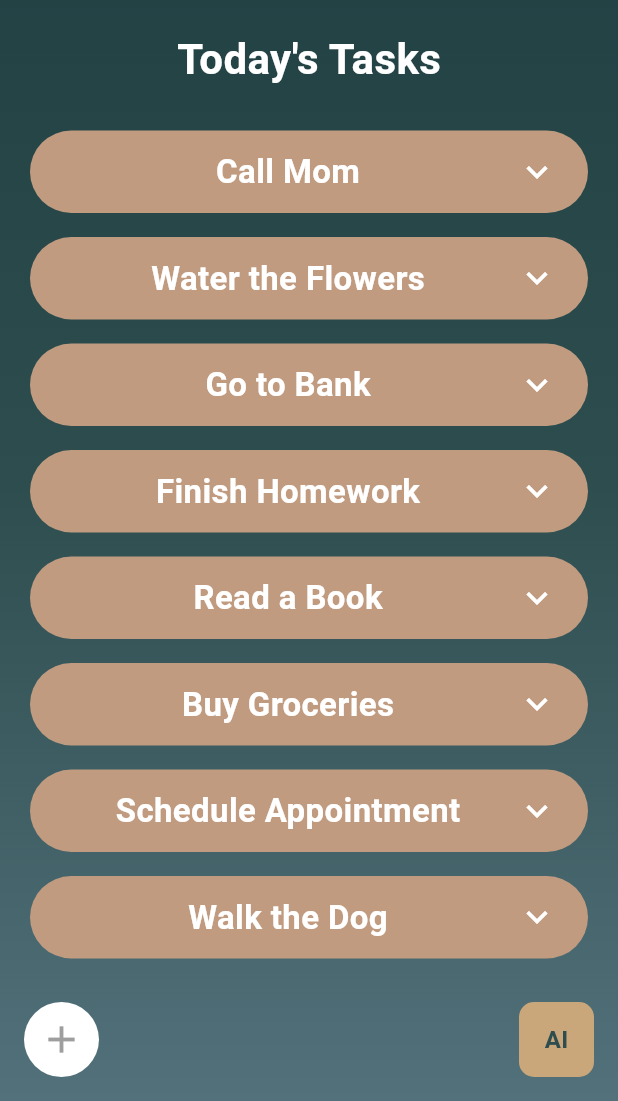
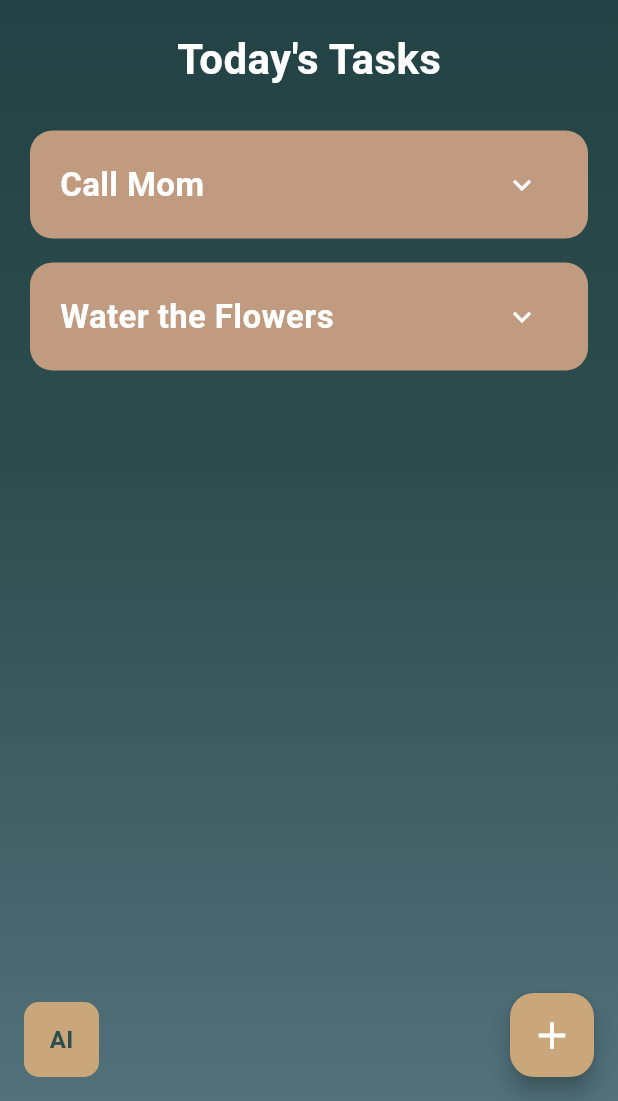
Before and after one commit to mariantaflou/Human-Computer-Interaction-Project-Journito, a Flutter app: the TasksScreen screen opened by its route, on a phone screen of 412 x 824 dp, the part 135-1236 px from its top. Run offline on Flutter 3.47's test engine with Material 3 defaults, Android fonts, the light colour scheme and no system bars; our stand-ins replace table_calendar; Roboto replaces fonts that are missing (Cursive).

Commit message:
new changes

```diff
--- a/lib/main.dart
+++ b/lib/main.dart
@@ -4,6 +4,7 @@ import 'screens/login.dart'; // Import the login screen
 import 'screens/home_screen.dart';
 import 'screens/ai_chat.dart';
 import 'screens/tasks_screen.dart'; // Add this line
+import 'screens/calendar.dart';
 
 
 void main() {
@@ -27,6 +28,7 @@ class MyApp extends StatelessWidget {
         '/home': (context) => const HomeScreen(), // Define the home screen route
         '/ai_chat': (context) => const ChatWithAIScreen(),
         '/tasks': (context) => const TasksScreen(),
+        '/calendar': (context) => const CalendarScreen(),
       },
     );
   }
--- a/lib/screens/tasks_screen.dart
+++ b/lib/screens/tasks_screen.dart
@@ -1,11 +1,38 @@
 import 'package:flutter/material.dart';
 
-class TasksScreen extends StatelessWidget {
+class TasksScreen extends StatefulWidget {
   const TasksScreen({super.key});
+
+  @override
+  State<TasksScreen> createState() => _TasksScreenState();
+}
+
+class _TasksScreenState extends State<TasksScreen> {
+  // List of tasks with their details
+  final List<Task> tasks = [
+    Task(title: 'Call Mom', time: '10:00 AM', location: 'Home', notes: 'Wish her happy birthday'),
+    Task(title: 'Water the Flowers', time: '6:00 PM', location: 'Garden', notes: 'Focus on the roses'),
+  ];
+
+  void _addNewTask() {
+    setState(() {
+      tasks.add(Task(
+        title: 'New Task',
+        time: '12:00 PM',
+        location: 'Unknown',
+        notes: 'Details here',
+      ));
+    });
+  }
 
   @override
   Widget build(BuildContext context) {
     return Scaffold(
+      floatingActionButton: FloatingActionButton(
+        onPressed: _addNewTask,
+        backgroundColor: const Color(0xffc9a77a),
+        child: const Icon(Icons.add, color: Colors.white, size: 30),
+      ),
       body: Container(
         decoration: const BoxDecoration(
           gradient: LinearGradient(
@@ -21,19 +48,51 @@ class TasksScreen extends StatelessWidget {
         child: Column(
           children: [
             const SizedBox(height: 40),
-            // Logo and Profile Picture
-            Row(
+            _buildHeader(context),
+            const SizedBox(height: 20),
+            const Text(
+              "Today's Tasks",
+              style: TextStyle(
+                fontSize: 28,
+                fontWeight: FontWeight.bold,
+                color: Colors.white,
+              ),
+            ),
+            const SizedBox(height: 20),
+            Expanded(
+              child: ListView.builder(
+                itemCount: tasks.length,
+                itemBuilder: (context, index) {
+                  return TaskWidget(
+                    task: tasks[index],
+                    onDelete: () {
+                      setState(() {
+                        tasks.removeAt(index);
+                      });
+                    },
+                  );
+                },
+              ),
+            ),
+            _buildBottomButtons(),
+          ],
+        ),
+      ),
+    );
+  }
+
+  Widget _buildHeader(BuildContext context) {
+    return Row(
       mainAxisAlignment: MainAxisAlignment.spaceBetween,
       children: [
-                const SizedBox(width: 56), // Empty space for balance
+        const SizedBox(width: 56),
         GestureDetector(
           onTap: () {
             Navigator.pushNamedAndRemoveUntil(
               context,
-                        '/home', // Target route name
-                        (Route<dynamic> route) => false, // Remove all previous routes
+              '/home',
+                  (Route<dynamic> route) => false,
             );
-
           },
           child: const Text(
             'Journito',
@@ -52,62 +111,18 @@ class TasksScreen extends StatelessWidget {
             backgroundColor: Colors.white,
             child: IconButton(
               icon: const Icon(Icons.person, color: Colors.grey),
-                      onPressed: () {
-                        // Navigate to Profile Screen
-                      },
+              onPressed: () {},
             ),
           ),
         ),
       ],
-            ),
-            const SizedBox(height: 20),
-            // Today's Tasks Header
-            const Text(
-              "Today's Tasks",
-              style: TextStyle(
-                fontSize: 28,
-                fontWeight: FontWeight.bold,
-                color: Colors.white,
-              ),
-            ),
-            const SizedBox(height: 20),
-            // Task Buttons List
-            Expanded(
-              child: ListView(
-                children: const [
-                  TaskButton(task: 'Call Mom'),
-                  TaskButton(task: 'Water the Flowers'),
-                  TaskButton(task: 'Go to Bank'),
-                  TaskButton(task: 'Finish Homework'),
-                  TaskButton(task: 'Read a Book'),
-                  TaskButton(task: 'Buy Groceries'),
-                  TaskButton(task: 'Schedule Appointment'),
-                  TaskButton(task: 'Walk the Dog'),
-                  TaskButton(task: 'Continue Flutter Project'),
-                  TaskButton(task: 'Call Kostis about university'),
+    );
+  }
 
-                ],
-              ),
-            ),
-            // Bottom Buttons (Add Task and AI Button)
-            Row(
+  Widget _buildBottomButtons() {
+    return Row(
       mainAxisAlignment: MainAxisAlignment.spaceBetween,
       children: [
-                // Add Task Button
-                Padding(
-                  padding: const EdgeInsets.all(16.0),
-                  child: CircleAvatar(
-                    radius: 25,
-                    backgroundColor: Colors.white,
-                    child: IconButton(
-                      icon: const Icon(Icons.add, size: 30, color: Colors.grey),
-                      onPressed: () {
-                        // Add Task Functionality
-                      },
-                    ),
-                  ),
-                ),
-                // AI Button
         Padding(
           padding: const EdgeInsets.all(16.0),
           child: GestureDetector(
@@ -135,18 +150,71 @@ class TasksScreen extends StatelessWidget {
           ),
         ),
       ],
-            ),
-          ],
-        ),
-      ),
     );
   }
 }
 
-class TaskButton extends StatelessWidget {
-  final String task;
+// Task Object
+class Task {
+  String title;
+  String time;
+  String location;
+  String notes;
+  bool isExpanded;
 
-  const TaskButton({super.key, required this.task});
+  Task({
+    required this.title,
+    required this.time,
+    required this.location,
+    required this.notes,
+    this.isExpanded = false,
+  });
+}
+
+// Task Widget
+class TaskWidget extends StatefulWidget {
+  final Task task;
+  final VoidCallback onDelete;
+
+  const TaskWidget({super.key, required this.task, required this.onDelete});
+
+  @override
+  State<TaskWidget> createState() => _TaskWidgetState();
+}
+
+class _TaskWidgetState extends State<TaskWidget> {
+  late TextEditingController _titleController;
+  late TextEditingController _timeController;
+  late TextEditingController _locationController;
+  late TextEditingController _notesController;
+
+  @override
+  void initState() {
+    super.initState();
+    _titleController = TextEditingController(text: widget.task.title);
+    _timeController = TextEditingController(text: widget.task.time);
+    _locationController = TextEditingController(text: widget.task.location);
+    _notesController = TextEditingController(text: widget.task.notes);
+  }
+
+  @override
+  void dispose() {
+    _titleController.dispose();
+    _timeController.dispose();
+    _locationController.dispose();
+    _notesController.dispose();
+    super.dispose();
+  }
+
+  void _saveTask() {
+    setState(() {
+      widget.task.title = _titleController.text;
+      widget.task.time = _timeController.text;
+      widget.task.location = _locationController.text;
+      widget.task.notes = _notesController.text;
+      widget.task.isExpanded = false; // Collapse after saving
+    });
+  }
 
   @override
   Widget build(BuildContext context) {
@@ -155,15 +223,16 @@ class TaskButton extends StatelessWidget {
       padding: const EdgeInsets.symmetric(vertical: 12, horizontal: 20),
       decoration: BoxDecoration(
         color: const Color(0xffc09b80),
-        borderRadius: BorderRadius.circular(30),
+        borderRadius: BorderRadius.circular(15),
       ),
-      child: Row(
+      child: Column(
+        children: [
+          Row(
             mainAxisAlignment: MainAxisAlignment.spaceBetween,
             children: [
               Expanded(
-            child: Center(
                 child: Text(
-                task,
+                  widget.task.title,
                   style: const TextStyle(
                     fontSize: 22,
                     color: Colors.white,
@@ -171,14 +240,68 @@ class TaskButton extends StatelessWidget {
                   ),
                 ),
               ),
+              IconButton(
+                icon: Icon(
+                  widget.task.isExpanded
+                      ? Icons.keyboard_arrow_up
+                      : Icons.keyboard_arrow_down,
+                  color: Colors.white,
                 ),
-          const Icon(
-            Icons.keyboard_arrow_down,
-            color: Colors.white,
-            size: 28,
+                onPressed: () {
+                  setState(() {
+                    widget.task.isExpanded = !widget.task.isExpanded;
+                  });
+                },
               ),
+            ],
+          ),
+          if (widget.task.isExpanded) ...[
+            const SizedBox(height: 10),
+            _buildEditableField('Title', _titleController),
+            _buildEditableField('Time', _timeController),
+            _buildEditableField('Location', _locationController),
+            _buildEditableField('Notes', _notesController),
+            const SizedBox(height: 10),
+            Row(
+              mainAxisAlignment: MainAxisAlignment.spaceBetween,
+              children: [
+                ElevatedButton(
+                  onPressed: _saveTask,
+                  child: const Text('Save'),
+                ),
+                IconButton(
+                  icon: const Icon(Icons.delete, color: Colors.white),
+                  onPressed: widget.onDelete,
+                ),
+              ],
+            ),
+          ],
         ],
       ),
     );
   }
+
+  Widget _buildEditableField(String label, TextEditingController controller) {
+    return Column(
+      crossAxisAlignment: CrossAxisAlignment.start,
+      children: [
+        Text(
+          label,
+          style: const TextStyle(color: Colors.white70, fontSize: 16),
+        ),
+        TextField(
+          controller: controller,
+          style: const TextStyle(color: Colors.white),
+          decoration: const InputDecoration(
+            enabledBorder: UnderlineInputBorder(
+              borderSide: BorderSide(color: Colors.white54),
+            ),
+            focusedBorder: UnderlineInputBorder(
+              borderSide: BorderSide(color: Colors.white),
+            ),
+          ),
+        ),
+      ],
+    );
   }
+}
--- a/pubspec.yaml
+++ b/pubspec.yaml
@@ -11,6 +11,7 @@ dependencies:
   flutter:
     sdk: flutter
   cupertino_icons: ^1.0.8
+  table_calendar: ^3.1.3
 
 dev_dependencies:
   flutter_test:
```
Also changed, not shown: lib/screens/ai_chat.dart (+6 -6 lines), lib/screens/calendar.dart (added, +332 -0 lines), lib/screens/home_screen.dart (+12 -7 lines), pubspec.lock. Lines whose indentation alone changed are shown as unchanged.
